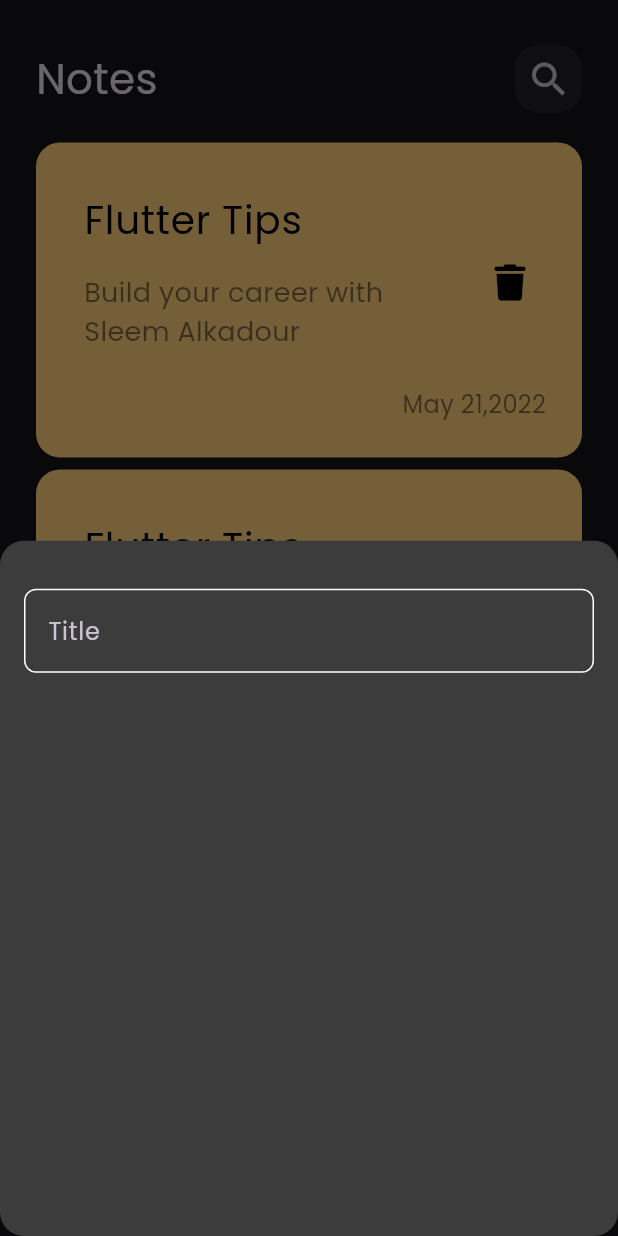
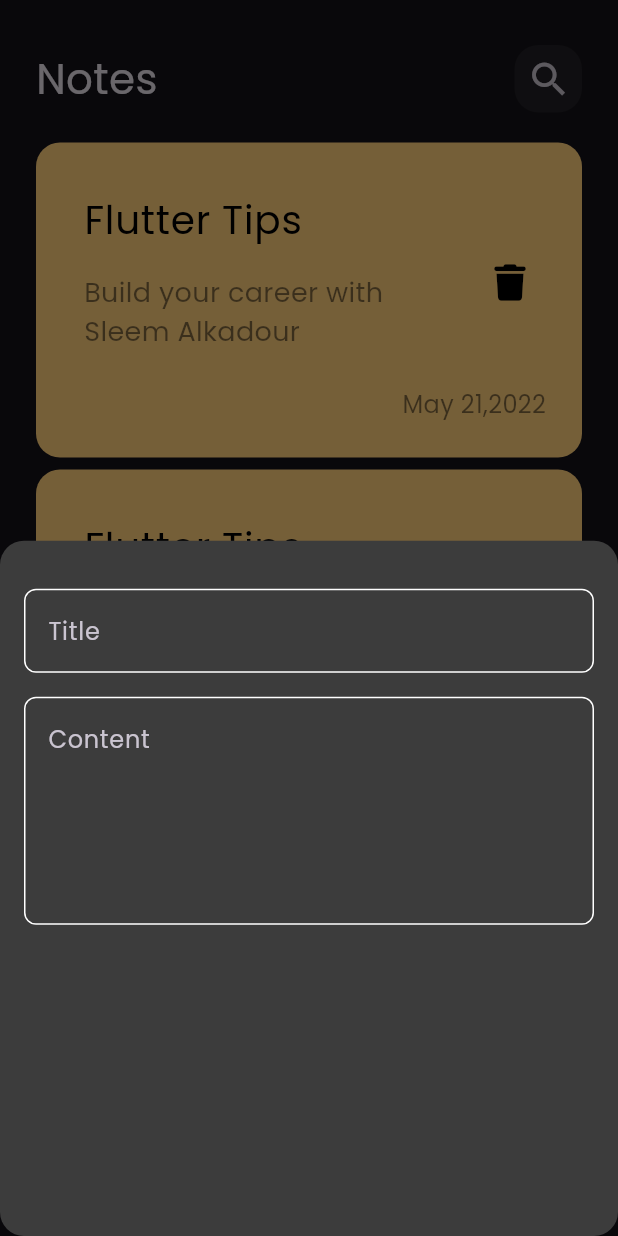
Before and after one commit to saleemAlkadour1/notes_app, a Flutter app: the screen it shows after launch, after a tap on the "add" icon, on a phone screen of 412 x 824 dp. Run offline on Flutter 3.47's test engine with Material 3 defaults, Android fonts, the phone set to English and light mode, and no system bars; our stand-ins replace font_awesome_flutter.

Commit message:
add fields to bottom sheet

```diff
--- a/lib/views/widgets/add_note_bottom_sheet.dart
+++ b/lib/views/widgets/add_note_bottom_sheet.dart
@@ -17,7 +17,16 @@ class AddNoteButtomSheet extends StatelessWidget {
         ),
         child: Column(
           children: [
-            CustomTextField(),
+            CustomTextField(
+              hintText: 'Title',
+            ),
+            SizedBox(
+              height: 16,
+            ),
+            CustomTextField(
+              hintText: 'Content',
+              maxLines: 5,
+            )
           ],
         ),
       ),
--- a/lib/views/widgets/custom_text_field.dart
+++ b/lib/views/widgets/custom_text_field.dart
@@ -4,14 +4,17 @@ import 'package:flutter/material.dart';
 import 'package:notes_app/constants.dart';
 
 class CustomTextField extends StatelessWidget {
-  const CustomTextField({super.key});
+  const CustomTextField({super.key, required this.hintText, this.maxLines = 1});
+  final String hintText;
+  final int maxLines;
 
   @override
   Widget build(BuildContext context) {
     return TextField(
+      maxLines: maxLines,
       cursorColor: kPrimaryColor,
       decoration: InputDecoration(
-        hintText: 'Title',
+        hintText: hintText,
         border: buildBorder(),
         enabledBorder: buildBorder(),
         focusedBorder: buildBorder(color: kPrimaryColor),
```
